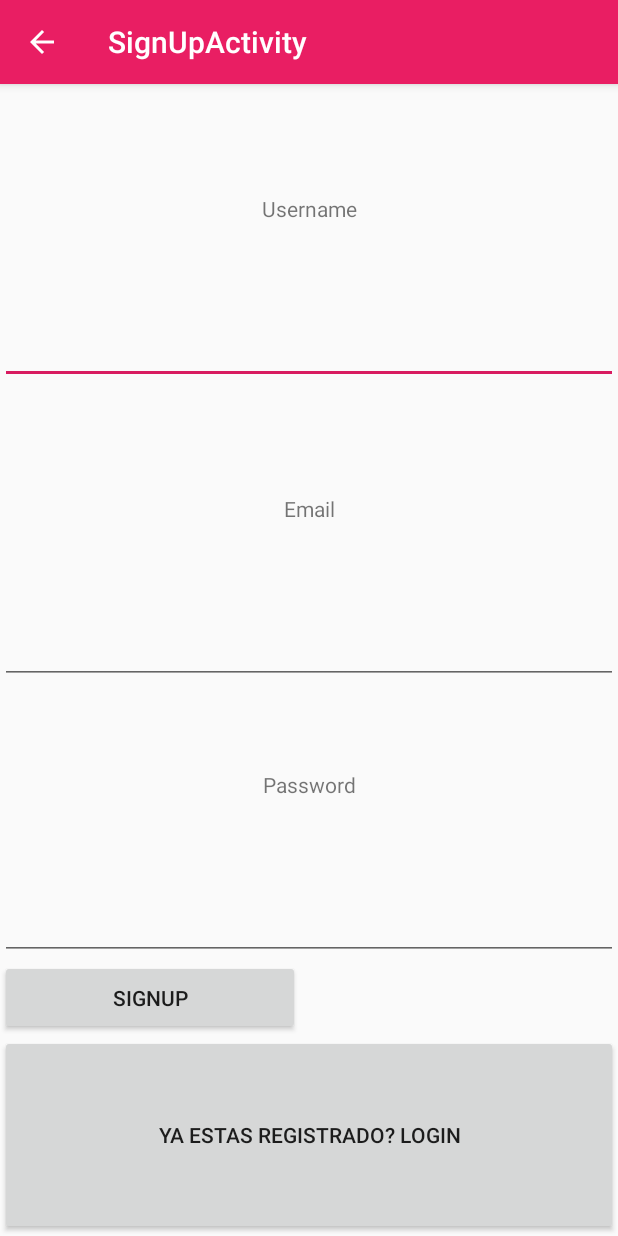
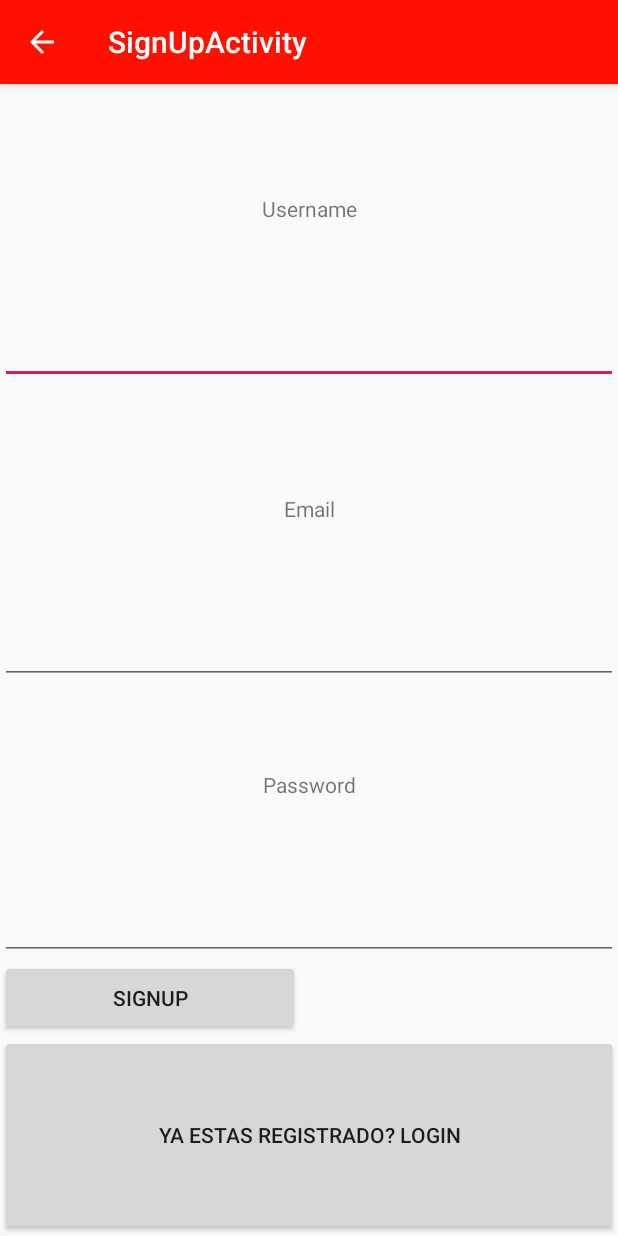
Before and after one commit to victorarmisen/A_VictorArmisen, an Android app: the SignUp screen opened directly, with no data from a screen before it, on a phone screen of 412 x 824 dp. Run offline under Robolectric (Android 15) with nearby library versions, the phone set to English and light mode, and no system bars; our stand-ins replace Firebase (no records; nobody signed in at launch, a user with empty details on screens opened directly).

Commit message:
Nuevos cambios: AdMob

```diff
--- a/A_VictorArmisen/app/build.gradle
+++ b/A_VictorArmisen/app/build.gradle
@@ -39,6 +39,8 @@ dependencies {
     androidTestImplementation 'androidx.test:runner:1.2.0'
     androidTestImplementation 'androidx.test.espresso:espresso-core:3.2.0'
     apply plugin: 'kotlin-android-extensions'
+    implementation 'com.google.android.gms:play-services-ads:18.3.0'
+    implementation 'com.google.android.gms:play-services-auth:17.0.0'
 
 }
 
--- a/A_VictorArmisen/app/src/main/java/com/example/a_victorarmisen/SignUp.kt
+++ b/A_VictorArmisen/app/src/main/java/com/example/a_victorarmisen/SignUp.kt
@@ -11,13 +11,21 @@ import android.widget.Toast
 import com.google.firebase.auth.FirebaseAuth
 import kotlinx.android.synthetic.main.activity_sign_up.*
 import com.example.a_victorarmisen.UserMode
+import com.google.android.gms.auth.api.signin.GoogleSignIn
+import com.google.android.gms.auth.api.signin.GoogleSignInAccount
+import com.google.android.gms.auth.api.signin.GoogleSignInOptions
+import com.google.android.gms.common.api.ApiException
 import com.google.android.gms.tasks.OnCompleteListener
+import com.google.android.material.snackbar.Snackbar
+import com.google.firebase.auth.GoogleAuthProvider
 import com.google.firebase.firestore.FirebaseFirestore
 
 class SignUp : AppCompatActivity() {
 
 
     private lateinit var auth: FirebaseAuth
+
+
 
     override fun onCreate(savedInstanceState: Bundle?)
     {
@@ -27,6 +35,19 @@ class SignUp : AppCompatActivity() {
 
 
         auth = FirebaseAuth.getInstance()
+
+
+
+
+        //
+        // Configure Google Sign In
+        val gso = GoogleSignInOptions.Builder(GoogleSignInOptions.DEFAULT_SIGN_IN)
+            .requestIdToken(getString(R.string.default_web_client_id))
+            .requestEmail()
+            .build()
+
+
+
 
 
         //val buttonClick = findViewById<Button>(R.id.button_send) as Button
@@ -66,7 +87,7 @@ class SignUp : AppCompatActivity() {
                                     Log.e("SignUpActivity", "user everything was fine and finish!")
                                     Toast.makeText(this@SignUp, "user everything was fine and finish!.", Toast.LENGTH_SHORT).show()
                                     finish()
-                                    startActivity(Intent(this, LogIn::class.java))
+                                    startActivity(Intent(this, MainActivity::class.java))
 
                                 }.addOnFailureListener {
                                     // TODO: Handle failure
@@ -138,4 +159,53 @@ class SignUp : AppCompatActivity() {
 
 
     }
+
+    /*
+    private fun signIn() {
+        val signInIntent = googleSignInClient.signInIntent
+        startActivityForResult(signInIntent, RC_SIGN_IN)
+    }
+
+    public override fun onActivityResult(requestCode: Int, resultCode: Int, data: Intent?) {
+        super.onActivityResult(requestCode, resultCode, data)
+
+        // Result returned from launching the Intent from GoogleSignInApi.getSignInIntent(...);
+        if (requestCode == RC_SIGN_IN) {
+            val task = GoogleSignIn.getSignedInAccountFromIntent(data)
+            try {
+                // Google Sign In was successful, authenticate with Firebase
+                val account = task.getResult(ApiException::class.java)
+                firebaseAuthWithGoogle(account!!)
+            } catch (e: ApiException) {
+                // Google Sign In failed, update UI appropriately
+                Log.w(TAG, "Google sign in failed", e)
+                // ...
+            }
+        }
+    }
+
+
+    private fun firebaseAuthWithGoogle(acct: GoogleSignInAccount) {
+        //Log.d(TAG, "firebaseAuthWithGoogle:" + acct.id!!)
+
+        val credential = GoogleAuthProvider.getCredential(acct.idToken, null)
+        auth.signInWithCredential(credential)
+            .addOnCompleteListener(this) { task ->
+                if (task.isSuccessful) {
+                    // Sign in success, update UI with the signed-in user's information
+                    //Log.d(TAG, "signInWithCredential:success")
+                    val user = auth.currentUser
+                    //updateUI(user)
+                } else {
+                    // If sign in fails, display a message to the user.
+                    //Log.w(TAG, "signInWithCredential:failure", task.exception)
+                    //Snackbar.make(main_layout, "Authentication Failed.", Snackbar.LENGTH_SHORT).show()
+                    //updateUI(null)
+                }
+
+                // ...
+            }
+    }
+*/
+
 }
--- a/A_VictorArmisen/app/src/main/res/values/colors.xml
+++ b/A_VictorArmisen/app/src/main/res/values/colors.xml
@@ -1,6 +1,6 @@
 <?xml version="1.0" encoding="utf-8"?>
 <resources>
-    <color name="colorPrimary">#E91E63</color>
+    <color name="colorPrimary">#FF1000</color>
     <color name="colorPrimaryDark">#3F51B5</color>
     <color name="colorAccent">#D81B60</color>
 </resources>
```
Also changed, not shown: A_VictorArmisen/app/src/main/AndroidManifest.xml (+9 -0 lines), A_VictorArmisen/app/src/main/java/com/example/a_victorarmisen/MainActivity.kt (+17 -4 lines), A_VictorArmisen/app/src/main/res/layout/activity_main.xml (+14 -1 lines).
